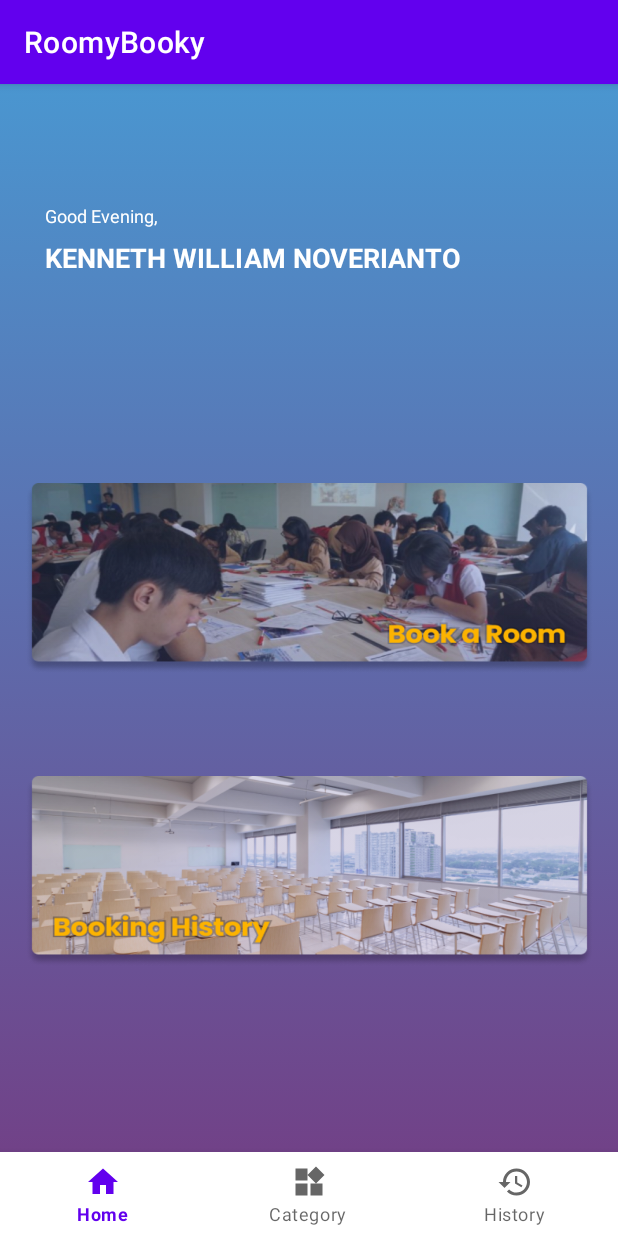
After one commit to Marvelius-Putra/RoomyBooky, an Android app: the HomeFragment screen opened directly, with no data from a screen before it, on a phone screen of 412 x 824 dp. The commit adds this screen. Run offline under Robolectric (Android 15) with nearby library versions, the phone set to English and light mode, and no system bars.

Commit message:
added XML files for login and home pages

```diff
--- a/app/build.gradle
+++ b/app/build.gradle
@@ -32,7 +32,7 @@ android {
 dependencies {
 
     implementation 'androidx.appcompat:appcompat:1.4.1'
-    implementation 'com.google.android.material:material:1.5.0'
+    implementation 'com.google.android.material:material:1.8.0'
     implementation 'androidx.constraintlayout:constraintlayout:2.1.3'
     implementation 'com.google.firebase:firebase-database:20.0.4'
     implementation 'com.google.firebase:firebase-auth:21.0.3'
--- a/app/src/main/AndroidManifest.xml
+++ b/app/src/main/AndroidManifest.xml
@@ -11,6 +11,12 @@
         android:supportsRtl="true"
         android:theme="@style/Theme.RoomyBooky"
         tools:targetApi="31">
+        <activity
+            android:name=".HomePage"
+            android:exported="false" />
+        <activity
+            android:name=".LoginActivity"
+            android:exported="false" />
         <activity
             android:name=".BookingDetails"
             android:exported="false" />
--- /dev/null
+++ b/app/src/main/java/com/example/roomybooky/HomeFragment.java
@@ -0,0 +1,64 @@
+package com.example.roomybooky;
+
+import android.os.Bundle;
+
+import androidx.fragment.app.Fragment;
+
+import android.view.LayoutInflater;
+import android.view.View;
+import android.view.ViewGroup;
+
+/**
+ * A simple {@link Fragment} subclass.
+ * Use the {@link HomeFragment#newInstance} factory method to
+ * create an instance of this fragment.
+ */
+public class HomeFragment extends Fragment {
+
+    // TODO: Rename parameter arguments, choose names that match
+    // the fragment initialization parameters, e.g. ARG_ITEM_NUMBER
+    private static final String ARG_PARAM1 = "param1";
+    private static final String ARG_PARAM2 = "param2";
+
+    // TODO: Rename and change types of parameters
+    private String mParam1;
+    private String mParam2;
+
+    public HomeFragment() {
+        // Required empty public constructor
+    }
+
+    /**
+     * Use this factory method to create a new instance of
+     * this fragment using the provided parameters.
+     *
+     * @param param1 Parameter 1.
+     * @param param2 Parameter 2.
+     * @return A new instance of fragment HomeFragment.
+     */
+    // TODO: Rename and change types and number of parameters
+    public static HomeFragment newInstance(String param1, String param2) {
+        HomeFragment fragment = new HomeFragment();
+        Bundle args = new Bundle();
+        args.putString(ARG_PARAM1, param1);
+        args.putString(ARG_PARAM2, param2);
+        fragment.setArguments(args);
+        return fragment;
+    }
+
+    @Override
+    public void onCreate(Bundle savedInstanceState) {
+        super.onCreate(savedInstanceState);
+        if (getArguments() != null) {
+            mParam1 = getArguments().getString(ARG_PARAM1);
+            mParam2 = getArguments().getString(ARG_PARAM2);
+        }
+    }
+
+    @Override
+    public View onCreateView(LayoutInflater inflater, ViewGroup container,
+                             Bundle savedInstanceState) {
+        // Inflate the layout for this fragment
+        return inflater.inflate(R.layout.fragment_home, container, false);
+    }
+}
--- /dev/null
+++ b/app/src/main/java/com/example/roomybooky/HomePage.java
@@ -0,0 +1,44 @@
+package com.example.roomybooky;
+
+import androidx.annotation.NonNull;
+import androidx.appcompat.app.AppCompatActivity;
+
+import android.os.Bundle;
+import android.view.MenuItem;
+
+import com.google.android.material.bottomnavigation.BottomNavigationView;
+import com.google.android.material.navigation.NavigationBarView;
+
+public class HomePage extends AppCompatActivity {
+
+    //instantiate an object of the fragment here
+    HomeFragment homeFragment = new HomeFragment();
+
+    //instantiate the rest of the objects here
+    BottomNavigationView bottomNavigationView;
+
+    @Override
+    protected void onCreate(Bundle savedInstanceState) {
+        super.onCreate(savedInstanceState);
+        setContentView(R.layout.activity_home_page);
+
+        bottomNavigationView = findViewById(R.id.BottomNavID);
+
+        //replace the FrameLayout with fragment object instantiated above
+        getSupportFragmentManager().beginTransaction().replace(R.id.containerID, homeFragment).commit();
+
+        bottomNavigationView.setOnItemSelectedListener(new NavigationBarView.OnItemSelectedListener() {
+            @Override
+            public boolean onNavigationItemSelected(@NonNull MenuItem item) {
+                switch (item.getItemId()){
+                    //follow this template with the rest of the fragments on the navbar
+                    case R.id.Home:
+                    getSupportFragmentManager().beginTransaction().replace(R.id.containerID,homeFragment).commit();
+                    return true;
+                }
+                return false;
+            }
+        });
+
+    }
+}
--- /dev/null
+++ b/app/src/main/res/drawable/baseline_history_24.xml
@@ -0,0 +1,5 @@
+<vector android:height="24dp" android:tint="#000000"
+    android:viewportHeight="24" android:viewportWidth="24"
+    android:width="24dp" xmlns:android="http://schemas.android.com/apk/res/android">
+    <path android:fillColor="@android:color/white" android:pathData="M13,3c-4.97,0 -9,4.03 -9,9L1,12l3.89,3.89 0.07,0.14L9,12L6,12c0,-3.87 3.13,-7 7,-7s7,3.13 7,7 -3.13,7 -7,7c-1.93,0 -3.68,-0.79 -4.94,-2.06l-1.42,1.42C8.27,19.99 10.51,21 13,21c4.97,0 9,-4.03 9,-9s-4.03,-9 -9,-9zM12,8v5l4.28,2.54 0.72,-1.21 -3.5,-2.08L13.5,8L12,8z"/>
+</vector>
--- /dev/null
+++ b/app/src/main/res/drawable/baseline_home_24.xml
@@ -0,0 +1,5 @@
+<vector android:height="24dp" android:tint="#000000"
+    android:viewportHeight="24" android:viewportWidth="24"
+    android:width="24dp" xmlns:android="http://schemas.android.com/apk/res/android">
+    <path android:fillColor="@android:color/white" android:pathData="M10,20v-6h4v6h5v-8h3L12,3 2,12h3v8z"/>
+</vector>
--- /dev/null
+++ b/app/src/main/res/drawable/baseline_widgets_24.xml
@@ -0,0 +1,5 @@
+<vector android:height="24dp" android:tint="#000000"
+    android:viewportHeight="24" android:viewportWidth="24"
+    android:width="24dp" xmlns:android="http://schemas.android.com/apk/res/android">
+    <path android:fillColor="@android:color/white" android:pathData="M13,13v8h8v-8h-8zM3,21h8v-8L3,13v8zM3,3v8h8L11,3L3,3zM16.66,1.69L11,7.34 16.66,13l5.66,-5.66 -5.66,-5.65z"/>
+</vector>
--- /dev/null
+++ b/app/src/main/res/layout/activity_home_page.xml
@@ -0,0 +1,28 @@
+<?xml version="1.0" encoding="utf-8"?>
+<androidx.constraintlayout.widget.ConstraintLayout xmlns:android="http://schemas.android.com/apk/res/android"
+    xmlns:app="http://schemas.android.com/apk/res-auto"
+    xmlns:tools="http://schemas.android.com/tools"
+    android:layout_width="match_parent"
+    android:layout_height="match_parent"
+    tools:context=".HomePage">
+
+    <FrameLayout
+        android:layout_width="match_parent"
+        android:layout_height="match_parent"
+        android:id="@+id/containerID"
+        app:layout_constraintTop_toTopOf="parent"
+        app:layout_constraintBottom_toTopOf="@id/BottomNavID"/>
+
+    <com.google.android.material.bottomnavigation.BottomNavigationView
+        android:id="@+id/BottomNavID"
+        android:layout_width="match_parent"
+        android:layout_height="wrap_content"
+        app:layout_constraintBottom_toBottomOf="parent"
+        app:layout_constraintEnd_toEndOf="parent"
+        app:layout_constraintHorizontal_bias="1.0"
+        app:layout_constraintStart_toStartOf="parent"
+        app:layout_constraintTop_toTopOf="parent"
+        app:layout_constraintVertical_bias="1.0"
+        app:menu="@menu/homepagenav"/>
+
+</androidx.constraintlayout.widget.ConstraintLayout>
--- /dev/null
+++ b/app/src/main/res/layout/fragment_home.xml
@@ -0,0 +1,70 @@
+<?xml version="1.0" encoding="utf-8"?>
+<androidx.constraintlayout.widget.ConstraintLayout xmlns:android="http://schemas.android.com/apk/res/android"
+    xmlns:app="http://schemas.android.com/apk/res-auto"
+    xmlns:tools="http://schemas.android.com/tools"
+    android:layout_width="match_parent"
+    android:layout_height="match_parent"
+    tools:context=".HomeFragment"
+    android:background="@drawable/gradient_background">
+
+    <TextView
+        android:id="@+id/textView4"
+        android:layout_width="wrap_content"
+        android:layout_height="wrap_content"
+        android:layout_marginLeft="30dp"
+        android:text="Good Evening,"
+        android:textColor="@color/white"
+        android:textSize="12dp"
+        app:layout_constraintBottom_toBottomOf="parent"
+        app:layout_constraintEnd_toEndOf="parent"
+        app:layout_constraintHorizontal_bias="0.0"
+        app:layout_constraintStart_toStartOf="parent"
+        app:layout_constraintTop_toTopOf="parent"
+        app:layout_constraintVertical_bias="0.106" />
+
+    <TextView
+        android:id="@+id/homeUserID"
+        android:layout_width="wrap_content"
+        android:layout_height="wrap_content"
+        android:layout_marginLeft="30dp"
+        android:layout_marginTop="1dp"
+        android:text="KENNETH WILLIAM NOVERIANTO"
+        android:textColor="@color/white"
+        android:textSize="18dp"
+        android:textStyle="bold"
+
+        app:layout_constraintBottom_toBottomOf="parent"
+        app:layout_constraintEnd_toEndOf="parent"
+        app:layout_constraintHorizontal_bias="0.0"
+        app:layout_constraintStart_toStartOf="parent"
+        app:layout_constraintTop_toBottomOf="@+id/textView4"
+        app:layout_constraintVertical_bias="0.009" />
+
+
+    <ImageView
+        android:layout_width="379dp"
+        android:layout_height="127dp"
+        android:layout_margin="30dp"
+        android:adjustViewBounds="true"
+        android:padding="0dp"
+        android:scaleType="fitXY"
+        android:src="@drawable/button1"
+        app:layout_constraintBottom_toBottomOf="parent"
+        app:layout_constraintEnd_toEndOf="parent"
+        app:layout_constraintStart_toStartOf="parent"
+        app:layout_constraintTop_toTopOf="parent"
+        app:layout_constraintVertical_bias="0.407" />
+
+    <ImageView
+        android:layout_width="379dp"
+        android:layout_height="127dp"
+        android:adjustViewBounds="true"
+        android:padding="0dp"
+        android:scaleType="fitXY"
+        android:src="@drawable/button2"
+        app:layout_constraintBottom_toBottomOf="parent"
+        app:layout_constraintEnd_toEndOf="parent"
+        app:layout_constraintStart_toStartOf="parent"
+        app:layout_constraintTop_toTopOf="parent"
+        app:layout_constraintVertical_bias="0.72" />
+</androidx.constraintlayout.widget.ConstraintLayout>
--- /dev/null
+++ b/app/src/main/res/menu/homepagenav.xml
@@ -0,0 +1,15 @@
+<?xml version="1.0" encoding="utf-8"?>
+<menu xmlns:android="http://schemas.android.com/apk/res/android">
+    <item
+        android:id="@+id/Home"
+        android:title="Home"
+        android:icon="@drawable/baseline_home_24"/>
+    <item
+        android:id="@+id/Category"
+        android:title="Category"
+        android:icon="@drawable/baseline_widgets_24"/>
+    <item
+        android:id="@+id/History"
+        android:title="History"
+        android:icon="@drawable/baseline_history_24"/>
+</menu>
--- a/app/src/main/res/values/colors.xml
+++ b/app/src/main/res/values/colors.xml
@@ -9,4 +9,6 @@
     <color name="white">#FFFFFFFF</color>
     <color name="green">#4CD964</color>
     <color name="button_background">#FF0000</color>
+    <color name="binusorange">#DA8608</color>
+    <color name="grey">#AFB1B6</color>
 </resources>
--- a/app/src/main/res/values/strings.xml
+++ b/app/src/main/res/values/strings.xml
@@ -1,3 +1,5 @@
 <resources>
     <string name="app_name">RoomyBooky</string>
+    <!-- TODO: Remove or change this placeholder text -->
+    <string name="hello_blank_fragment">Hello blank fragment</string>
 </resources>
```
Also changed, not shown: app/src/main/java/com/example/roomybooky/LoginActivity.java (added, +14 -0 lines), app/src/main/res/drawable/rounded_inputbox.xml (added, +12 -0 lines), app/src/main/res/layout/activity_login.xml (added, +99 -0 lines), app/src/main/res/drawable/button1.png (added), app/src/main/res/drawable/button2.png (added), app/src/main/res/drawable/gambarorang.png (added).
